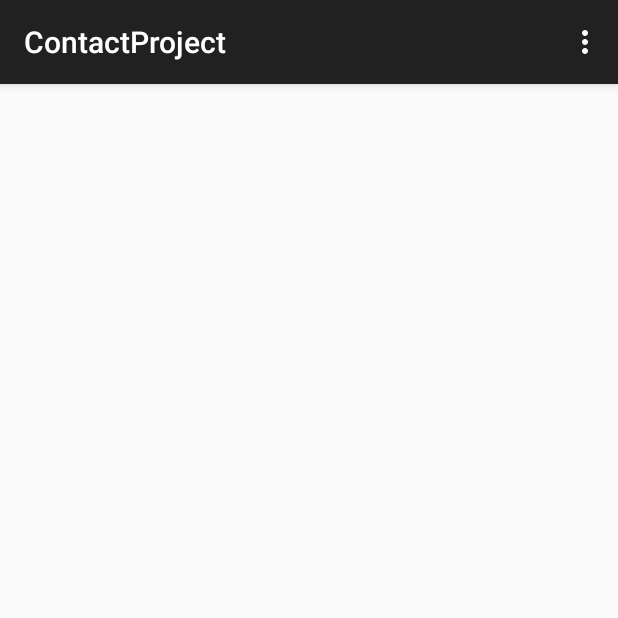
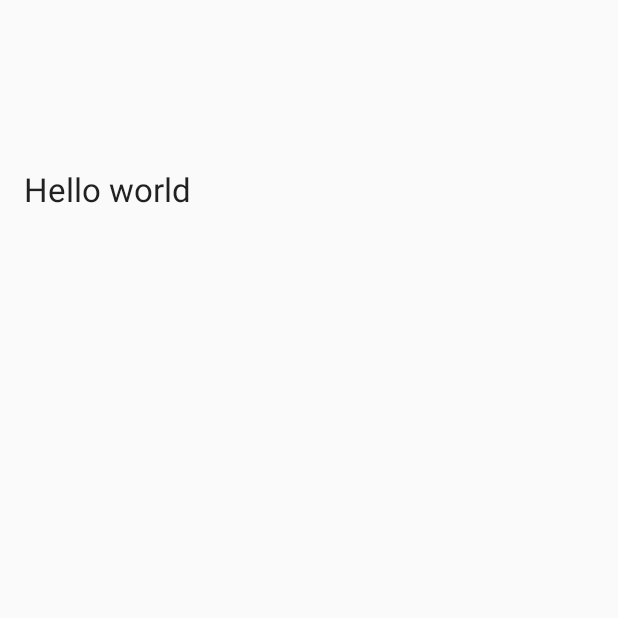
Before and after one commit to umangsa999/hugFest, an Android app: the screen it shows after launch (StartActivity), on a phone screen of 412 x 824 dp, the top half of it. Run offline under Robolectric (Android 15) with nearby library versions, the phone set to English and light mode, and no system bars.

Commit message:
Removed top Action bar and made simple.

```diff
--- a/ContactProject/app/src/main/java/com/usc/itp476/contact/contactproject/StartActivity.java
+++ b/ContactProject/app/src/main/java/com/usc/itp476/contact/contactproject/StartActivity.java
@@ -1,38 +1,13 @@
 package com.usc.itp476.contact.contactproject;
 
-import android.support.v7.app.ActionBarActivity;
+import android.app.Activity;
 import android.os.Bundle;
-import android.view.Menu;
-import android.view.MenuItem;
 
-
-public class StartActivity extends ActionBarActivity {
+public class StartActivity extends Activity {
 
     @Override
     protected void onCreate(Bundle savedInstanceState) {
         super.onCreate(savedInstanceState);
         setContentView(R.layout.activity_start);
     }
-
-    @Override
-    public boolean onCreateOptionsMenu(Menu menu) {
-        // Inflate the menu; this adds items to the action bar if it is present.
-        getMenuInflater().inflate(R.menu.menu_start, menu);
-        return true;
-    }
-
-    @Override
-    public boolean onOptionsItemSelected(MenuItem item) {
-        // Handle action bar item clicks here. The action bar will
-        // automatically handle clicks on the Home/Up button, so long
-        // as you specify a parent activity in AndroidManifest.xml.
-        int id = item.getItemId();
-
-        //noinspection SimplifiableIfStatement
-        if (id == R.id.action_settings) {
-            return true;
-        }
-
-        return super.onOptionsItemSelected(item);
-    }
 }
--- a/ContactProject/app/src/main/res/layout/activity_start.xml
+++ b/ContactProject/app/src/main/res/layout/activity_start.xml
@@ -3,6 +3,17 @@
     android:layout_height="match_parent" android:paddingLeft="@dimen/activity_horizontal_margin"
     android:paddingRight="@dimen/activity_horizontal_margin"
     android:paddingTop="@dimen/activity_vertical_margin"
-    android:paddingBottom="@dimen/activity_vertical_margin" tools:context=".StartActivity">
+    android:paddingBottom="@dimen/activity_vertical_margin" tools:context=".StartActivity"
+    style="@android:style/Theme.Holo.Light.NoActionBar">
 
+    <TextView
+        android:layout_width="wrap_content"
+        android:layout_height="wrap_content"
+        android:textAppearance="?android:attr/textAppearanceLarge"
+        android:text="Hello world"
+        android:id="@+id/textView"
+        android:layout_alignParentTop="true"
+        android:layout_alignParentLeft="true"
+        android:layout_alignParentStart="true"
+        android:layout_marginTop="95dp" />
 </RelativeLayout>
```
